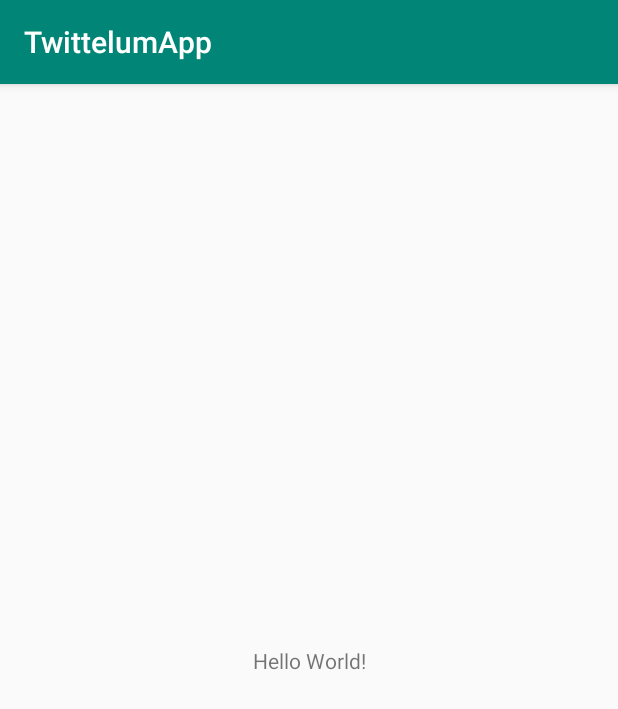
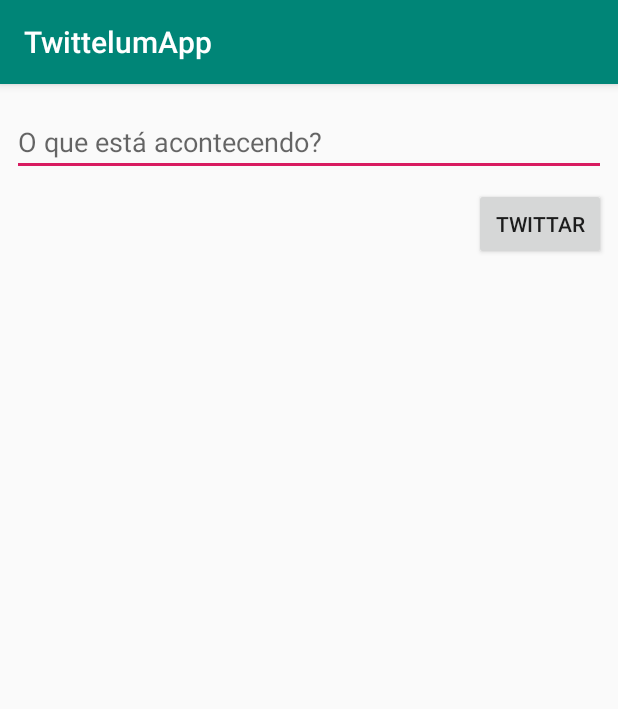
Before and after one commit to erickpreviato/caelum, an Android app: the screen it shows after launch (MainActivity), on a phone screen of 412 x 824 dp. Shown: the top 709 px of the screen. Run offline under Robolectric (Android 15) with nearby library versions, the phone set to English and light mode, and no system bars.

Commit message:
Realizado o exercicio 2

```diff
--- a/TwittelumApp/app/src/main/java/br/com/caelum/twittelumapp/MainActivity.kt
+++ b/TwittelumApp/app/src/main/java/br/com/caelum/twittelumapp/MainActivity.kt
@@ -2,11 +2,22 @@ package br.com.caelum.twittelumapp
 
 import androidx.appcompat.app.AppCompatActivity
 import android.os.Bundle
+import android.widget.Toast
+import kotlinx.android.synthetic.main.activity_main.*
 
 class MainActivity : AppCompatActivity() {
 
     override fun onCreate(savedInstanceState: Bundle?) {
         super.onCreate(savedInstanceState)
         setContentView(R.layout.activity_main)
+
+        publicaTweet()
+    }
+
+    private fun publicaTweet() {
+        btn_publica.setOnClickListener {
+            val tweet = mensagem.text.toString()
+            Toast.makeText(this, tweet, Toast.LENGTH_LONG).show();
+        }
     }
 }
--- a/TwittelumApp/app/src/main/res/layout/activity_main.xml
+++ b/TwittelumApp/app/src/main/res/layout/activity_main.xml
@@ -6,13 +6,28 @@
     android:layout_height="match_parent"
     tools:context=".MainActivity">
 
-    <TextView
+    <EditText
+        android:id="@+id/mensagem"
+        android:layout_width="0dp"
+        android:layout_height="wrap_content"
+        android:layout_marginStart="8dp"
+        android:layout_marginTop="16dp"
+        android:layout_marginEnd="8dp"
+        android:ems="10"
+        android:gravity="start|top"
+        android:hint="O que está acontecendo?"
+        android:inputType="textMultiLine"
+        app:layout_constraintEnd_toEndOf="parent"
+        app:layout_constraintStart_toStartOf="parent"
+        app:layout_constraintTop_toTopOf="parent" />
+
+    <Button
+        android:id="@+id/btn_publica"
         android:layout_width="wrap_content"
         android:layout_height="wrap_content"
-        android:text="Hello World!"
-        app:layout_constraintBottom_toBottomOf="parent"
-        app:layout_constraintLeft_toLeftOf="parent"
-        app:layout_constraintRight_toRightOf="parent"
-        app:layout_constraintTop_toTopOf="parent" />
-
+        android:layout_marginTop="8dp"
+        android:layout_marginEnd="8dp"
+        android:text="Twittar"
+        app:layout_constraintEnd_toEndOf="parent"
+        app:layout_constraintTop_toBottomOf="@+id/mensagem" />
 </androidx.constraintlayout.widget.ConstraintLayout>
```
